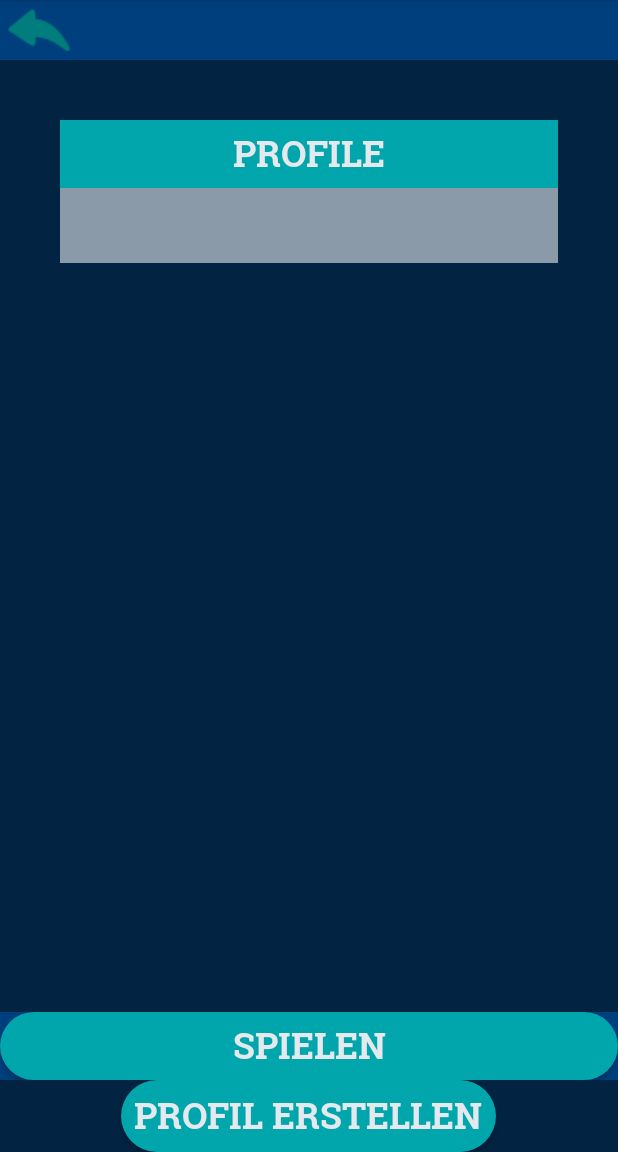
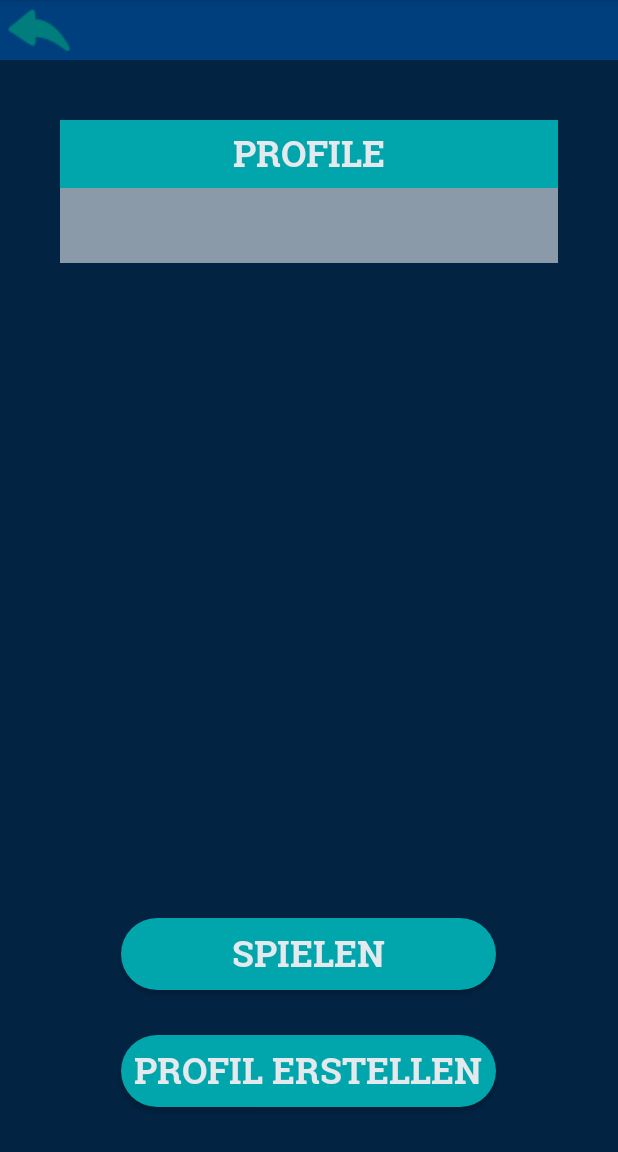
Before and after one commit to Hyphiin/thmProject_Android-Kotlin_Cardgame, an Android app: the SpielerauswahlActivity screen opened directly, with no data from a screen before it, on a phone screen of 412 x 824 dp, the part 84-1236 px from its top. Run offline under Robolectric (Android 15) with nearby library versions, the phone set to English and light mode, and no system bars.

Commit message:
profile_activity Layout gefixed

```diff
--- a/app/src/main/res/layout/profile_acivity_new.xml
+++ b/app/src/main/res/layout/profile_acivity_new.xml
@@ -129,16 +129,9 @@
             android:layout_width="match_parent"
             android:layout_height="30dp" />
 
-    </LinearLayout>
-
-    <LinearLayout
-        android:layout_width="match_parent"
-        android:layout_height="45dp"
-        android:background="@color/menuBarColor">
-
         <Button
             android:id="@+id/btn_start"
-            android:layout_width="match_parent"
+            android:layout_width="250dp"
             android:layout_height="wrap_content"
             android:layout_gravity="center"
             android:background="@drawable/text_background_round"
@@ -150,7 +143,10 @@
             android:textSize="24sp"
             android:textStyle="bold"
             android:visibility="invisible" />
-    </LinearLayout>
+
+        <Space
+            android:layout_width="match_parent"
+            android:layout_height="30dp" />
 
         <Button
             android:id="@+id/btn_add"
@@ -166,4 +162,10 @@
             android:textSize="24sp"
             android:textStyle="bold" />
 
+        <Space
+            android:layout_width="match_parent"
+            android:layout_height="30dp" />
+
     </LinearLayout>
+
+</LinearLayout>
```
Lines whose indentation alone changed are shown as unchanged.
